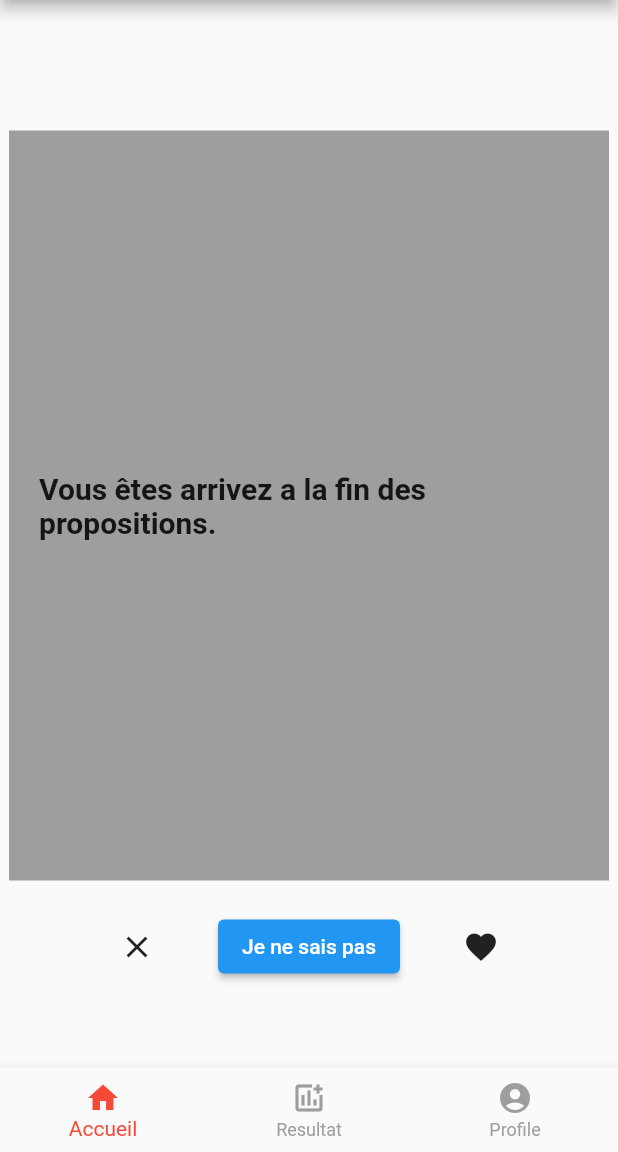
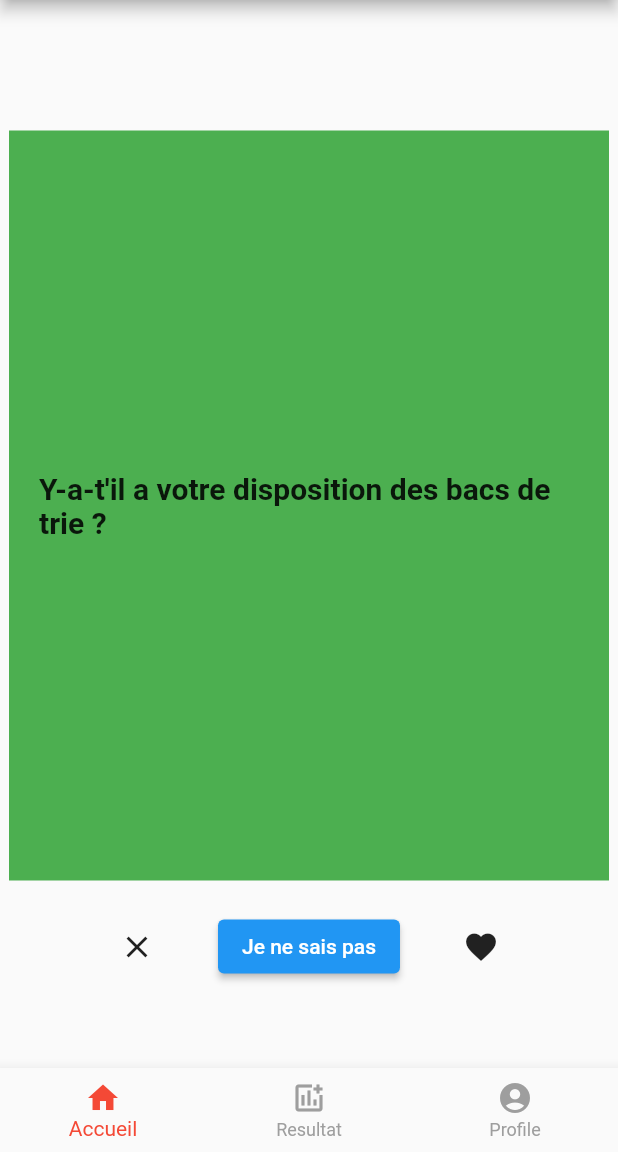
Before and after one commit to melvincurinier/flutter_app_grifforhse, a Flutter app: the screen it shows after launch, after a tap on the "favorite" icon, after a tap on the "close" icon, after a tap on "Je ne sais pas", on a phone screen of 412 x 824 dp, the part 84-1236 px from its top. Run offline on Flutter 3.47's test engine with Material 2 defaults, Android fonts, the phone set to English and light mode, and no system bars.

Commit message:
trois categories

```diff
--- a/lib/pages/home/carte_model.dart
+++ b/lib/pages/home/carte_model.dart
@@ -2,29 +2,56 @@ import 'package:flutter/material.dart';
 import 'package:provider/provider.dart';
 import 'package:flutter_app_grifforhse/pages/resultats/user_score.dart';
 
+class CardCategory {
+  final String name;
+  final Color color;
+
+  CardCategory(this.name, this.color);
+}
+
 class CardData {
   String content;
   int value;
-  Color color;
+  CardCategory category;
 
-  CardData(this.content, this.value, this.color);
+  CardData(this.content, this.value, this.category);
 }
 
 class CardModel with ChangeNotifier {
   int currentIndex = 0;
 
+
   List<CardData> cards = [
     CardData(
         'Sur votre lieux de travail: Les zones sales sont elles séparé des zones propres ?',
         1,
-        Colors.red),
-    CardData('L\'accès au local poubelle passe-t-il par les cuisines ?', 1,
-        Colors.blue),
+        CardCategory('Hygiène', Colors.blue)
+      ),
+    CardData(
+        'L\'accès au local poubelle passe-t-il par les cuisines ?',
+        1,
+        CardCategory('Hygiène', Colors.blue)
+      ),
     CardData(
         'Les sanitaires des clients sont-ils différents de ceux du personel ?',
         1,
-        Colors.green),
-    CardData('Vous êtes arrivez a la fin des propositions.', 0, Colors.grey),
+        CardCategory('Hygiène', Colors.blue)
+      ),
+      CardData(
+        'Y-a-t\'il a votre disposition des bacs de trie ?',
+        1,
+        CardCategory('Environnement', Colors.green)
+      ),
+      CardData(
+        'Portez vous des équipements de protection obligatoire types bouchons d\'oreils, casque ou gants ?',
+        1,
+        CardCategory('Sécurité', Colors.red)
+      ),
+    CardData(
+        'Vous êtes arrivez a la fin des propositions.',
+        0,
+      CardCategory('Fin', Colors.grey)
+      ),
   ];
 
   CardData getCurrentCard() {
--- a/lib/pages/home/home.dart
+++ b/lib/pages/home/home.dart
@@ -25,7 +25,7 @@ class _HomePageState extends State<HomePage> {
             height: 500,
             width: 400,
             margin: EdgeInsets.only(top: 30),
-            color: card.color,
+            color: card.category.color,
             child: Center(
               child: Padding(
                 padding: EdgeInsets.all(20),
@@ -63,7 +63,7 @@ class _HomePageState extends State<HomePage> {
               IconButton(
                   icon: Icon(Icons.favorite),
                   onPressed: () {
-                    userScore.updateScore(card.value);
+                    userScore.updateScore(card.category.name, card.value);
                     cardModel.nextCard();
                   }
                   // Action à effectuer lorsque le bouton avec le cœur est pressé
--- a/lib/pages/resultats/resultats.dart
+++ b/lib/pages/resultats/resultats.dart
@@ -1,8 +1,6 @@
 import 'package:flutter/material.dart';
 import 'package:provider/provider.dart';
 import 'package:flutter_app_grifforhse/pages/resultats/user_score.dart';
-
-
 
 class ResultPage extends StatelessWidget {
   const ResultPage({super.key});
@@ -11,7 +9,8 @@ class ResultPage extends StatelessWidget {
   Widget build(BuildContext context) {
     final userScore = Provider.of<UserScore>(context);
     return Center(
-      child: Text("Result Page. Score: ${userScore.score}"),
+      child: Text("Hygiène: ${userScore.getScore('Hygiène')}\nSécurité: ${userScore.getScore('Sécurité')}\nEnvironnement: ${userScore.getScore('Environnement')}"),
+
     );
   }
 }
--- a/lib/pages/resultats/user_score.dart
+++ b/lib/pages/resultats/user_score.dart
@@ -1,17 +1,23 @@
 import 'package:flutter/material.dart';
 import 'package:provider/provider.dart';
 
-class UserScore extends ChangeNotifier {
-  int _score = 0;
-  int get score => _score;
+class UserScore with ChangeNotifier {
+  Map<String, int> scores = {};
 
-  void updateScore(int score) {
-    _score += score;
+  void updateScore(String category, int value) {
+    if (!scores.containsKey(category)) {
+      scores[category] = 0;
+    }
+    scores[category] = scores[category]! + value;
     notifyListeners();
   }
 
+  int getScore(String category) {
+    return scores.containsKey(category) ? scores[category]! : 0;
+  }
+
   void reset() {
-    _score = 0;
+    scores.clear();
     notifyListeners();
   }
 }
```
